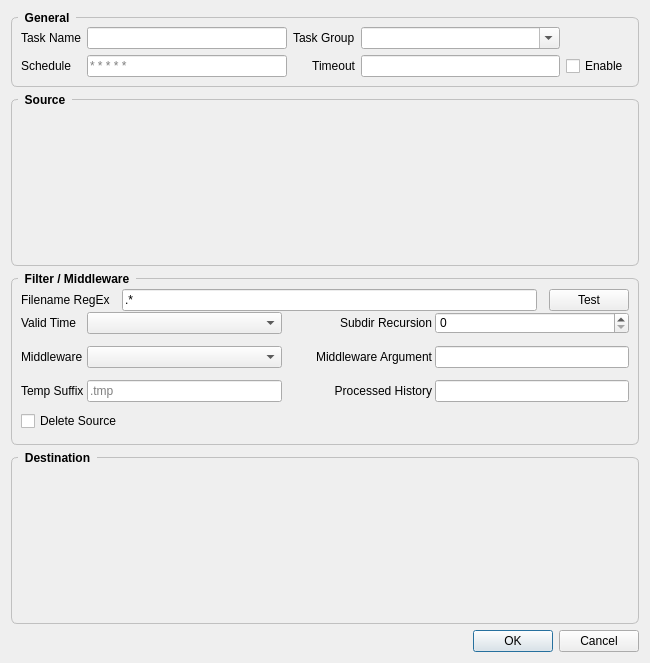
funway/TransferDog, file designer/dialog_task_edit.ui: the form before one commit.
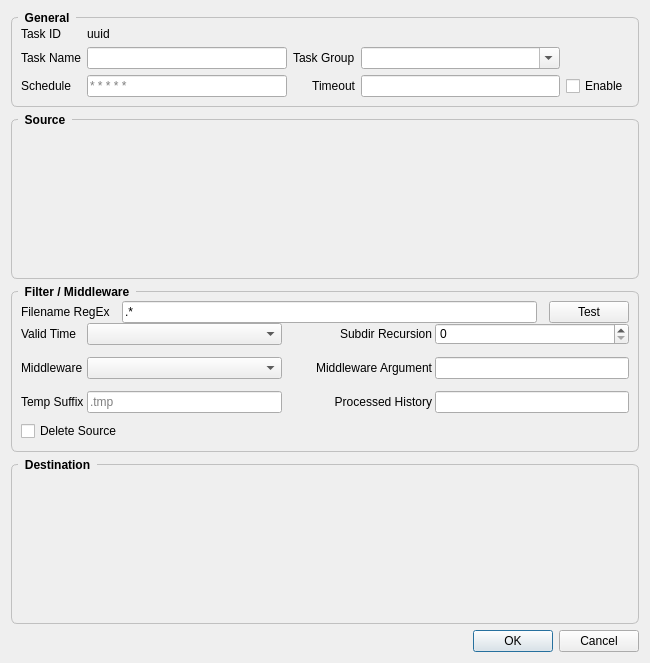
The form after the commit.

```diff
--- a/designer/dialog_task_edit.ui
+++ b/designer/dialog_task_edit.ui
@@ -75,31 +75,31 @@
           <string>General</string>
          </property>
          <layout class="QGridLayout" name="gridLayout">
-          <item row="0" column="2">
+          <item row="1" column="2">
            <widget class="QLabel" name="label_2">
             <property name="text">
              <string>Task Group</string>
             </property>
            </widget>
           </item>
-          <item row="0" column="1">
-           <widget class="QLineEdit" name="le_task_name"/>
-          </item>
           <item row="1" column="1">
+           <widget class="QLineEdit" name="le_task_name"/>
+          </item>
+          <item row="2" column="1">
            <widget class="QLineEdit" name="le_task_schedule">
             <property name="placeholderText">
              <string>* * * * *</string>
             </property>
            </widget>
           </item>
-          <item row="0" column="3">
+          <item row="1" column="3">
            <widget class="QComboBox" name="comb_task_group">
             <property name="editable">
              <bool>true</bool>
             </property>
            </widget>
           </item>
-          <item row="1" column="2">
+          <item row="2" column="2">
            <widget class="QLabel" name="label_6">
             <property name="text">
              <string>Timeout</string>
@@ -109,34 +109,54 @@
             </property>
            </widget>
           </item>
-          <item row="1" column="4">
-           <widget class="QCheckBox" name="chkb_task_enabled">
-            <property name="text">
-             <string>Enable</string>
-            </property>
-           </widget>
-          </item>
-          <item row="1" column="3">
+          <item row="2" column="3">
            <widget class="QLineEdit" name="le_timeout">
             <property name="toolTip">
              <string>process timeout in seconds</string>
             </property>
            </widget>
           </item>
-          <item row="1" column="0">
+          <item row="2" column="0">
            <widget class="QLabel" name="label_3">
             <property name="text">
              <string>Schedule</string>
             </property>
            </widget>
           </item>
-          <item row="0" column="0">
+          <item row="1" column="0">
            <widget class="QLabel" name="label">
             <property name="text">
              <string>Task Name</string>
             </property>
            </widget>
           </item>
+          <item row="2" column="5">
+           <widget class="QCheckBox" name="chkb_task_enabled">
+            <property name="text">
+             <string>Enable</string>
+            </property>
+           </widget>
+          </item>
+          <item row="0" column="0">
+           <widget class="QLabel" name="label_13">
+            <property name="text">
+             <string>Task ID</string>
+            </property>
+           </widget>
+          </item>
+          <item row="0" column="1" colspan="3">
+           <widget class="QLabel" name="label_id">
+            <property name="cursor">
+             <cursorShape>IBeamCursor</cursorShape>
+            </property>
+            <property name="text">
+             <string>uuid</string>
+            </property>
+            <property name="textInteractionFlags">
+             <set>Qt::LinksAccessibleByMouse|Qt::TextSelectableByMouse</set>
+            </property>
+           </widget>
+          </item>
          </layout>
         </widget>
        </item>
```
